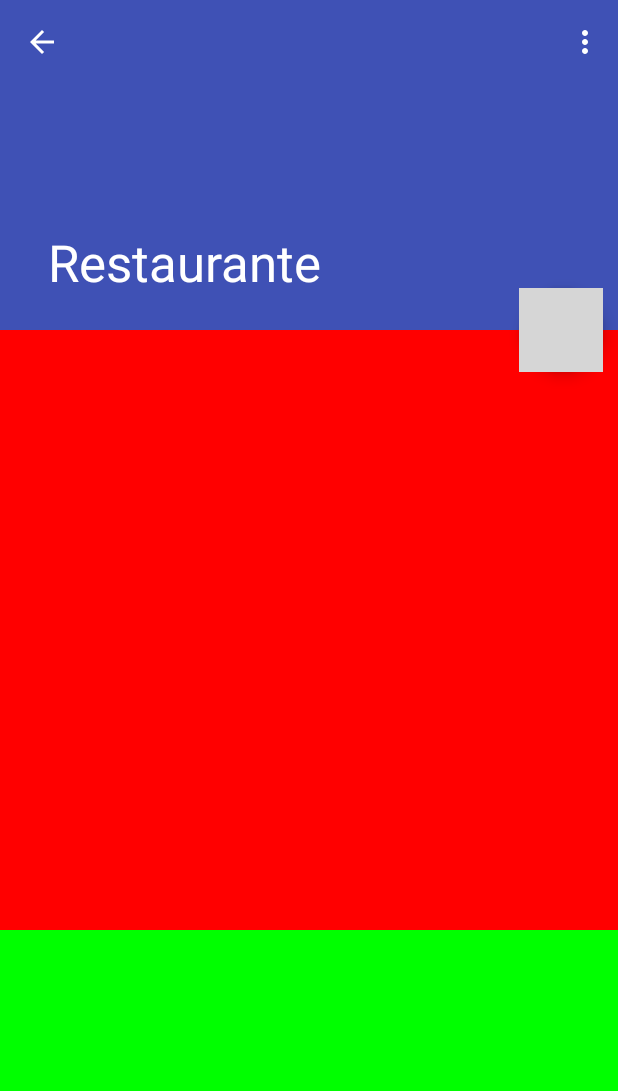
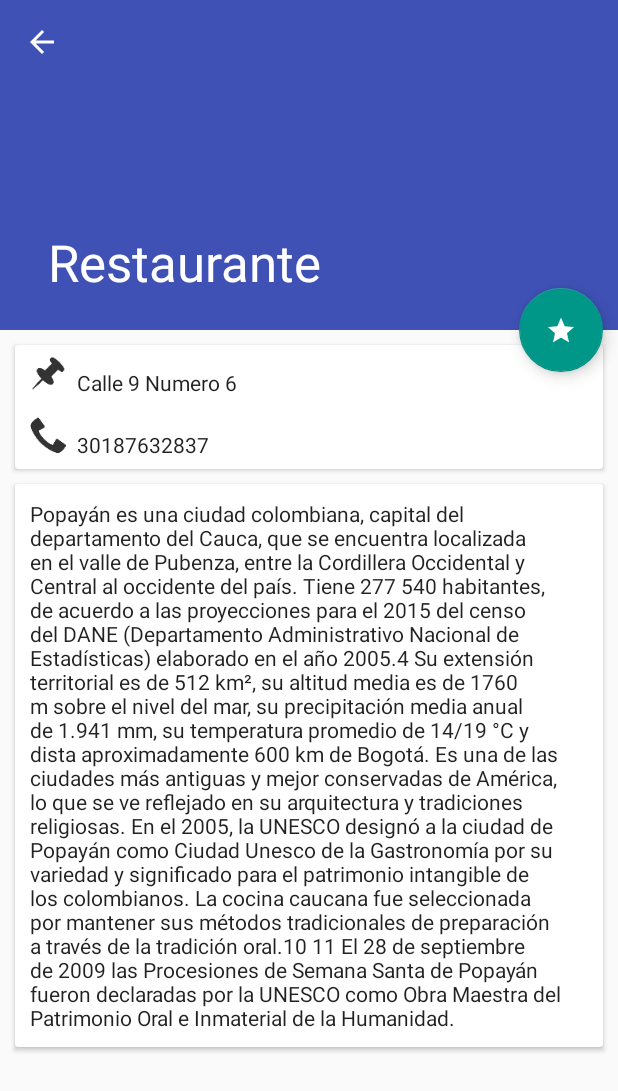
Before and after one commit to milo2005/A2B_Turismo, an Android app: the DetailActivity screen opened directly, with no data from a screen before it, on a phone screen of 412 x 824 dp. Shown: the top 1091 px of the screen. Run offline under Robolectric (Android 15) with nearby library versions, the phone set to English and light mode, and no system bars; grey boxes are pictures that could not be loaded.

Commit message:
Finalización de activity_detail con el efecto parallax

```diff
--- a/app/src/main/java/creati/movil/tuguia/DetailActivity.java
+++ b/app/src/main/java/creati/movil/tuguia/DetailActivity.java
@@ -26,25 +26,5 @@ public class DetailActivity extends AppCompatActivity {
 
     }
 
-    @Override
-    public boolean onCreateOptionsMenu(Menu menu) {
-        // Inflate the menu; this adds items to the action bar if it is present.
-        getMenuInflater().inflate(R.menu.menu_detail, menu);
-        return true;
-    }
 
-    @Override
-    public boolean onOptionsItemSelected(MenuItem item) {
-        // Handle action bar item clicks here. The action bar will
-        // automatically handle clicks on the Home/Up button, so long
-        // as you specify a parent activity in AndroidManifest.xml.
-        int id = item.getItemId();
-
-        //noinspection SimplifiableIfStatement
-        if (id == R.id.action_settings) {
-            return true;
-        }
-
-        return super.onOptionsItemSelected(item);
-    }
 }
--- a/app/src/main/res/layout/activity_detail.xml
+++ b/app/src/main/res/layout/activity_detail.xml
@@ -19,23 +19,81 @@
                 android:layout_width="match_parent"
                 android:layout_height="wrap_content"
                 android:orientation="vertical"
+
                 >
 
-                <View
+                <android.support.v7.widget.CardView
                     android:layout_width="match_parent"
-                    android:layout_height="400dp"
-                    android:background="#ff0000"
-                    />
-                <View
+                    android:layout_height="wrap_content"
+                    android:padding="@dimen/padding_small"
+                    android:layout_margin="@dimen/padding_small"
+                    >
+                    <RelativeLayout
+                        android:layout_width="match_parent"
+                        android:layout_height="wrap_content"
+                        >
+                        <ImageView
+                            android:id="@+id/ic_loc"
+                            android:layout_width="@dimen/template_icon"
+                            android:layout_height="@dimen/template_icon"
+                            android:src="@mipmap/ic_location"
+                            android:layout_marginBottom="@dimen/padding_xsmall"
+                            android:layout_marginLeft="@dimen/padding_xsmall"
+                            />
+
+                        <TextView
+                            android:id="@+id/address"
+                            style="@style/Base.TextAppearance.AppCompat.Body1"
+                            android:layout_width="match_parent"
+                            android:layout_height="wrap_content"
+                            android:layout_toRightOf="@id/ic_loc"
+                            android:layout_alignBottom="@id/ic_loc"
+                            android:text="Calle 9 Numero 6"
+                            android:layout_marginBottom="@dimen/padding_xsmall"
+                            />
+
+                        <ImageView
+                            android:id="@+id/ic_call"
+                            android:layout_width="@dimen/template_icon"
+                            android:layout_height="@dimen/template_icon"
+                            android:src="@mipmap/ic_call"
+                            android:layout_below="@id/ic_loc"
+                            android:layout_marginBottom="@dimen/padding_xsmall"
+                            android:layout_marginLeft="@dimen/padding_xsmall"
+                            />
+
+                        <TextView
+                            android:id="@+id/number"
+                            style="@style/Base.TextAppearance.AppCompat.Body1"
+                            android:layout_width="match_parent"
+                            android:layout_height="wrap_content"
+                            android:layout_toRightOf="@id/ic_call"
+                            android:layout_alignBottom="@id/ic_call"
+                            android:text="30187632837"
+                            android:layout_marginBottom="@dimen/padding_xsmall"
+                            />
+
+                    </RelativeLayout>
+                </android.support.v7.widget.CardView>
+                <android.support.v7.widget.CardView
                     android:layout_width="match_parent"
-                    android:layout_height="400dp"
-                    android:background="#00ff00"
-                    />
-                <View
-                    android:layout_width="match_parent"
-                    android:layout_height="400dp"
-                    android:background="#0000ff"
-                    />
+                    android:layout_height="wrap_content"
+
+                    android:layout_marginLeft="@dimen/padding_small"
+                    android:layout_marginRight="@dimen/padding_small"
+                    android:layout_marginBottom="@dimen/padding_small"
+                    >
+
+                    <TextView
+                        style="@style/TextAppearance.AppCompat.Body1"
+                        android:id="@+id/content"
+                        android:padding="@dimen/padding_small"
+                        android:layout_width="match_parent"
+                        android:layout_height="wrap_content"
+                        android:text="@string/detail_content"
+                        />
+
+                </android.support.v7.widget.CardView>
 
             </LinearLayout>
 
@@ -53,6 +111,15 @@
                 android:layout_height="220dp"
                 app:layout_scrollFlags="scroll|enterAlwaysCollapsed|exitUntilCollapsed"
                 >
+
+                <ImageView
+                    android:id="@+id/img"
+                    android:layout_width="match_parent"
+                    android:layout_height="match_parent"
+                    android:scaleType="centerCrop"
+                    app:layout_collapseMode="parallax"
+                    />
+
                 <android.support.v7.widget.Toolbar
                     android:id="@+id/toolbar"
                     android:layout_width="match_parent"
@@ -71,8 +138,6 @@
             app:layout_anchor="@id/appBarLayout"
             app:layout_anchorGravity="right|bottom"
             app:layout_scrollFlags="scroll|enterAlways"
-
-
             />
 
 
--- a/app/src/main/res/values/strings.xml
+++ b/app/src/main/res/values/strings.xml
@@ -10,4 +10,7 @@
     <string name="open_drawer">Menu lateral abierto</string>
     <string name="close_drawer">Menu lateral cerrado</string>
     <string name="title_activity_detail">DetailActivity</string>
+    <string name="detail_content">Popayán es una ciudad colombiana, capital del departamento del Cauca, que se encuentra localizada en el valle de Pubenza, entre la Cordillera Occidental y Central al occidente del país. Tiene 277 540 habitantes, de acuerdo a las proyecciones para el 2015 del censo del DANE (Departamento Administrativo Nacional de Estadísticas) elaborado en el año 2005.4 Su extensión territorial es de 512 km², su altitud media es de 1760 m sobre el nivel del mar, su precipitación media anual de 1.941 mm, su temperatura promedio de 14/19 °C y dista aproximadamente 600 km de Bogotá. Es una de las ciudades más antiguas y mejor conservadas de América, lo que se ve reflejado en su arquitectura y tradiciones religiosas.
+
+En el 2005, la UNESCO designó a la ciudad de Popayán como Ciudad Unesco de la Gastronomía por su variedad y significado para el patrimonio intangible de los colombianos. La cocina caucana fue seleccionada por mantener sus métodos tradicionales de preparación a través de la tradición oral.10 11 El 28 de septiembre de 2009 las Procesiones de Semana Santa de Popayán fueron declaradas por la UNESCO como Obra Maestra del Patrimonio Oral e Inmaterial de la Humanidad.</string>
 </resources>
```
Also changed, not shown: app/src/main/ic_start-web.png (added), app/src/main/res/mipmap-hdpi/ic_start.png (added), app/src/main/res/mipmap-mdpi/ic_start.png (added), app/src/main/res/mipmap-xhdpi/ic_start.png (added), app/src/main/res/mipmap-xxhdpi/ic_start.png (added), app/src/main/res/mipmap-xxxhdpi/ic_start.png (added).
